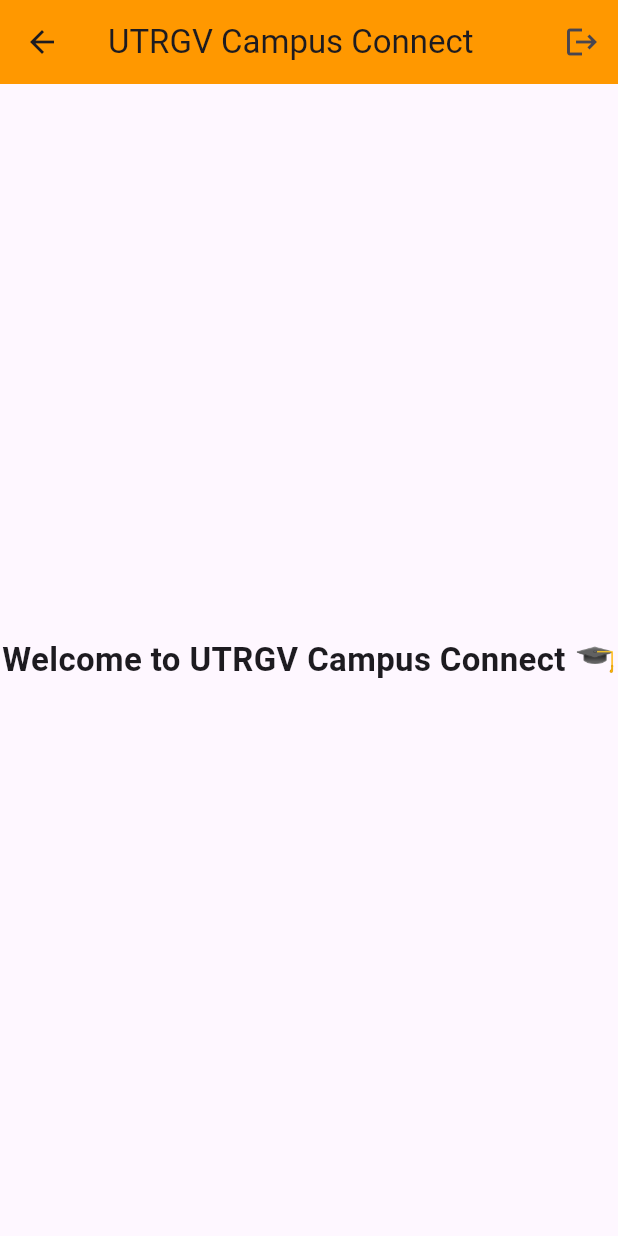
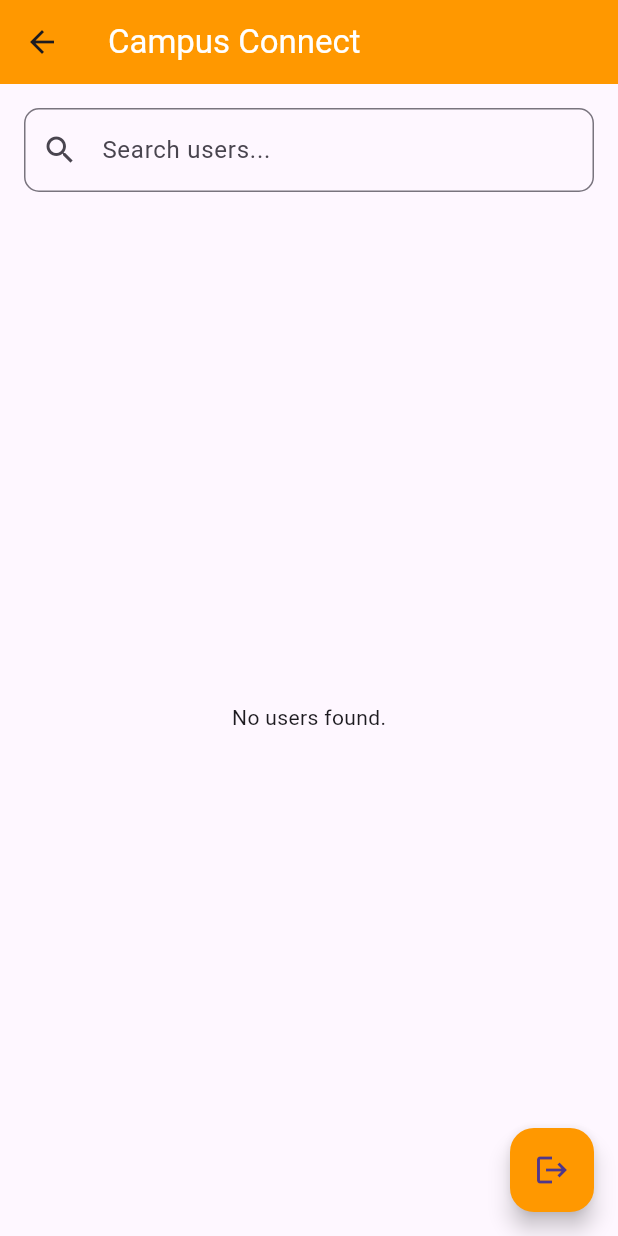
Before and after one commit to masterchieftkd1/UTRGV-CAMPUS-CONNECT, a Flutter app: the HomePage screen opened by its route, on a phone screen of 412 x 824 dp. Run offline on Flutter 3.47's test engine with Material 3 defaults, Android fonts, the phone set to English and light mode, and no system bars; our stand-ins replace cloud_firestore, firebase_auth, firebase_core; accounts and stored records are empty.

Commit message:
search feature on homepage

```diff
--- a/lib/home_page.dart
+++ b/lib/home_page.dart
@@ -1,32 +1,100 @@
 import 'package:flutter/material.dart';
-import 'auth_service.dart';
+import 'package:cloud_firestore/cloud_firestore.dart';
+import 'package:firebase_auth/firebase_auth.dart';
 
-class HomePage extends StatelessWidget {
+class HomePage extends StatefulWidget {
   const HomePage({super.key});
 
   @override
+  State<HomePage> createState() => _HomePageState();
+}
+
+class _HomePageState extends State<HomePage> {
+  final _searchController = TextEditingController();
+  String _searchQuery = "";
+
+  @override
   Widget build(BuildContext context) {
-    final _authService = AuthService();
-
     return Scaffold(
       appBar: AppBar(
-        title: const Text("UTRGV Campus Connect"),
+        title: const Text(
+          "Campus Connect",
+          style: TextStyle(color: Colors.white),
+        ),
         backgroundColor: Colors.orange,
-        actions: [
-          IconButton(
-            icon: const Icon(Icons.logout),
-            onPressed: () async {
-              await _authService.signOut();
-              Navigator.pushReplacementNamed(context, '/login');
-            },
-          )
-        ],
       ),
-      body: const Center(
-        child: Text(
-          "Welcome to UTRGV Campus Connect 🎓",
-          style: TextStyle(fontSize: 22, fontWeight: FontWeight.bold),
+
+      body: Padding(
+        padding: const EdgeInsets.all(16.0),
+        child: Column(
+          children: [
+            // 🔍 SEARCH BAR
+            TextField(
+              controller: _searchController,
+              decoration: InputDecoration(
+                labelText: "Search users...",
+                prefixIcon: const Icon(Icons.search),
+                border: OutlineInputBorder(
+                  borderRadius: BorderRadius.circular(10),
+                ),
+              ),
+              onChanged: (value) {
+                setState(() {
+                  _searchQuery = value.trim().toLowerCase();
+                });
+              },
+            ),
+
+            const SizedBox(height: 20),
+
+            // 🔥 USER SEARCH RESULTS
+            Expanded(
+              child: StreamBuilder<QuerySnapshot>(
+                stream: FirebaseFirestore.instance
+                    .collection('users')
+                    .orderBy('email')
+                    .snapshots(),
+                builder: (context, snapshot) {
+                  if (!snapshot.hasData) {
+                    return const Center(child: CircularProgressIndicator());
+                  }
+
+                  final users = snapshot.data!.docs.where((doc) {
+                    final email = doc['email'].toString().toLowerCase();
+                    return email.contains(_searchQuery);
+                  }).toList();
+
+                  if (users.isEmpty) {
+                    return const Center(
+                      child: Text("No users found."),
+                    );
+                  }
+
+                  return ListView.builder(
+                    itemCount: users.length,
+                    itemBuilder: (context, index) {
+                      final user = users[index];
+                      return Card(
+                        child: ListTile(
+                          leading: const Icon(Icons.person),
+                          title: Text(user['email']),
+                        ),
+                      );
+                    },
+                  );
+                },
+              ),
+            ),
+          ],
         ),
+      ),
+
+      floatingActionButton: FloatingActionButton(
+        backgroundColor: Colors.orange,
+        onPressed: () {
+          FirebaseAuth.instance.signOut();
+        },
+        child: const Icon(Icons.logout),
       ),
     );
   }
```
Also changed, not shown: lib/auth_service.dart (+32 -4 lines).
